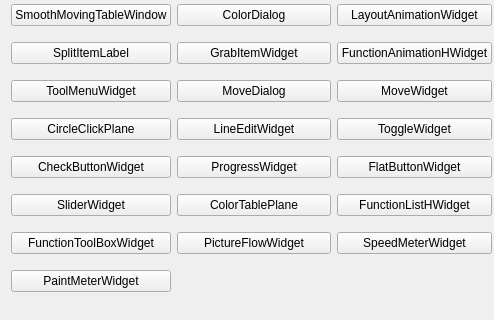
Above: mainwindow.ui from Greedysky/TTKWidgetTools before the change; both pictures show x 0 to 494 and y 93 to 413 of the 663 by 413 pixel window. Below: the same form after it.
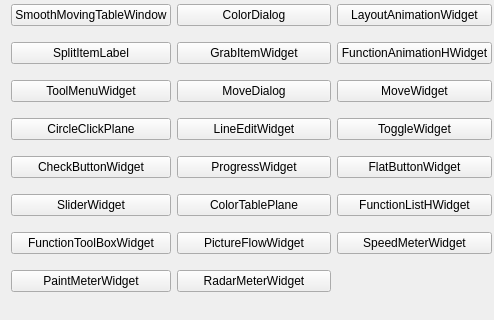
That is the form after the change.

Commit message: Add radar meter widget[358495]

Diff of the .ui file:
```diff
--- a/mainwindow.ui
+++ b/mainwindow.ui
@@ -274,6 +274,13 @@
       </property>
      </widget>
     </item>
+    <item row="9" column="1">
+     <widget class="QPushButton" name="pushButton_37">
+      <property name="text">
+       <string>RadarMeterWidget</string>
+      </property>
+     </widget>
+    </item>
    </layout>
   </widget>
  </widget>
```
The commit also changes 8 other files.
